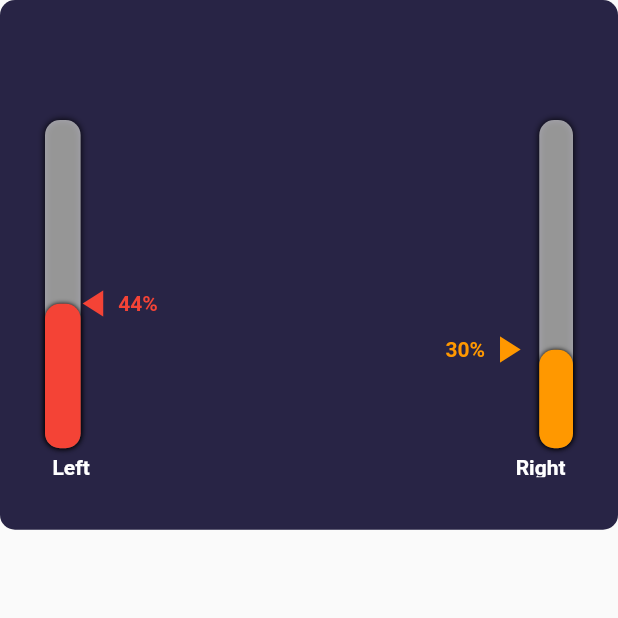
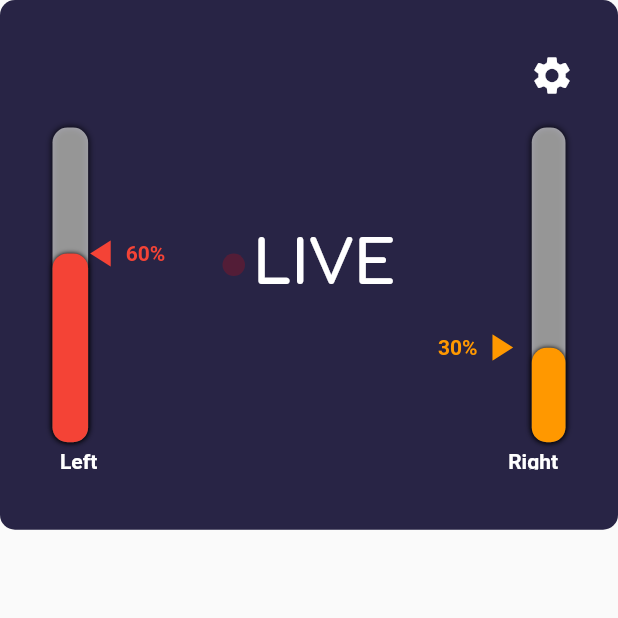
Before and after one commit to klei01/sandbox, a Flutter app: the screen it shows after launch, on a phone screen of 412 x 824 dp, the top half of it. Run offline on Flutter 3.47's test engine with Material 2 defaults, Android fonts, the light colour scheme and no system bars; our stand-ins replace google_fonts.

Commit message:
LIVE Headline and Settings

```diff
--- a/lib/main.dart
+++ b/lib/main.dart
@@ -1,6 +1,7 @@
 import 'dart:math';
 
 import 'package:flutter/material.dart';
+import 'package:google_fonts/google_fonts.dart';
 import 'package:sandbox/weightIndicatorLeft.dart';
 import 'package:sandbox/weightIndicatorRight.dart';
 
@@ -32,16 +33,24 @@ class MyHomePage extends StatefulWidget {
 
 class _MyHomePageState extends State<MyHomePage> with TickerProviderStateMixin {
   AnimationController controller;
+  AnimationController controller2;
 
   @override
   void initState() {
     controller = AnimationController(
       vsync: this,
-      duration: const Duration(seconds: 5),
+      duration: const Duration(seconds: 3),
     )..addListener(() {
         setState(() {});
       });
     controller.repeat(reverse: true);
+    controller2 = AnimationController(
+      vsync: this,
+      duration: const Duration(seconds: 1),
+    )..addListener(() {
+        setState(() {});
+      });
+    controller2.repeat(reverse: true);
     super.initState();
   }
 
@@ -58,7 +67,7 @@ class _MyHomePageState extends State<MyHomePage> with TickerProviderStateMixin {
       Expanded(
         flex: 6,
         child: Container(
-            padding: EdgeInsets.all(30),
+            padding: EdgeInsets.all(35),
             decoration: BoxDecoration(
               color: Color.fromARGB(255, 40, 36, 69),
               borderRadius: BorderRadius.circular(10.0),
@@ -73,6 +82,41 @@ class _MyHomePageState extends State<MyHomePage> with TickerProviderStateMixin {
                 Align(
                   alignment: Alignment.bottomRight,
                   child: WeightIndicatorRight(0.3, "Right"),
+                ),
+                Align(
+                  alignment: Alignment.topRight,
+                  child: IconButton(
+                    padding: EdgeInsets.zero,
+                    constraints: BoxConstraints(),
+                    icon: Icon(
+                      Icons.settings,
+                      size: 30,
+                      color: Colors.white,
+                    ),
+                    onPressed: () {},
+                  ),
+                ),
+                Align(
+                  alignment: Alignment.center,
+                  child: Row(mainAxisSize: MainAxisSize.min, children: [
+                    Container(
+                      width: 15,
+                      decoration: BoxDecoration(
+                          color: Color.fromARGB(
+                              (controller2.value * 255).round(), 255, 0, 0),
+                          shape: BoxShape.circle),
+                    ),
+                    Container(
+                      width: 5,
+                    ),
+                    Text(
+                      "LIVE",
+                      style: GoogleFonts.comfortaa(
+                          fontSize: 40,
+                          color: Colors.white,
+                          fontWeight: FontWeight.bold),
+                    ),
+                  ]),
                 )
               ],
             )),
--- a/lib/weightIndicatorLeft.dart
+++ b/lib/weightIndicatorLeft.dart
@@ -76,7 +76,7 @@ class WeightIndicatorLeftState extends State<WeightIndicatorLeft> {
               flex: 3,
               child: Transform.translate(
                 offset: Offset(-5.0,
-                    _height != null ? _height / 2 - (progress * _height) : 0),
+                    _height != null ? (_height / 2) - (_height * progress) : 0),
                 child: Container(
                   height: double.infinity,
                   key: _key,
--- a/lib/weightIndicatorRight.dart
+++ b/lib/weightIndicatorRight.dart
@@ -45,8 +45,11 @@ class WeightIndicatorRightState extends State<WeightIndicatorRight> {
                 key: _key,
                 height: double.infinity,
                 child: Transform.translate(
-                  offset: Offset(5.0,
-                      _height != null ? _height / 2 - (progress * _height) : 0),
+                  offset: Offset(
+                      5.0,
+                      _height != null
+                          ? (_height / 2) - (_height * progress)
+                          : 0),
                   child: Row(children: [
                     Text(
                       percentage.toString() + "%",
--- a/pubspec.yaml
+++ b/pubspec.yaml
@@ -28,6 +28,7 @@ dependencies:
   # The following adds the Cupertino Icons font to your application.
   # Use with the CupertinoIcons class for iOS style icons.
   cupertino_icons: ^1.0.2
+  google_fonts: ^2.1.0
 
 dev_dependencies:
   flutter_test:
```
Also changed, not shown: pubspec.lock, 3 other files.
